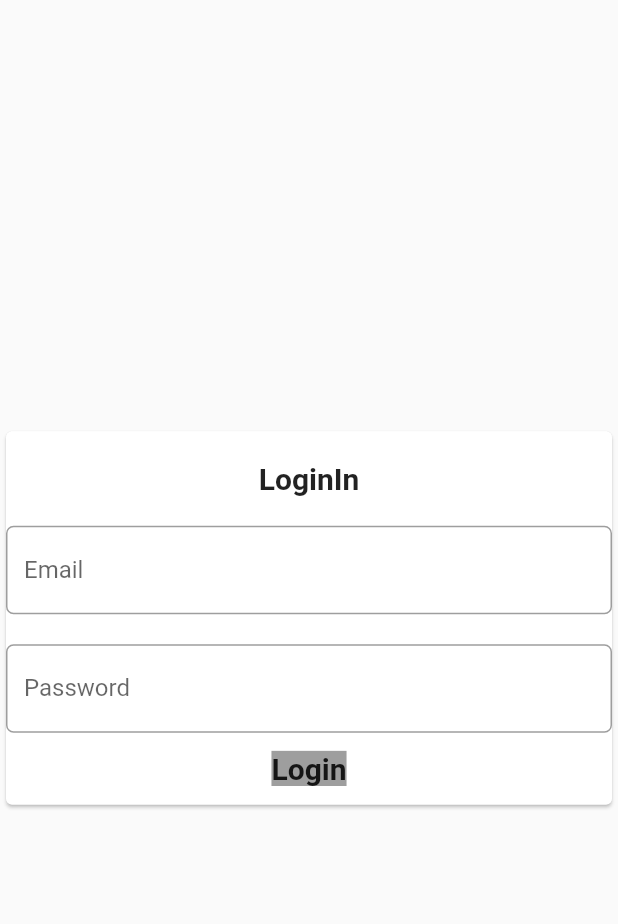
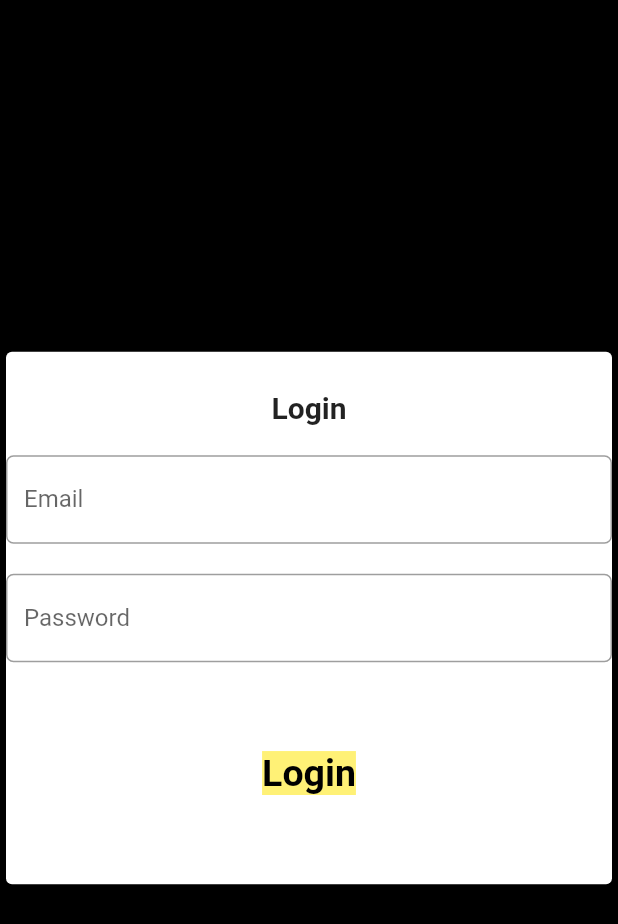
Before and after one commit to Emad-Sayed/BelDoor_TestDemo_Flutter, a Flutter app: the screen it shows after launch, on a phone screen of 412 x 824 dp. Shown: the top 924 px of the screen. Run offline on Flutter 3.47's test engine with Material 2 defaults, Android fonts, the phone set to English and light mode, and no system bars; our stand-ins replace flutter_spinkit.

```diff
--- a/lib/common/httpManager.dart
+++ b/lib/common/httpManager.dart
@@ -10,6 +10,8 @@ class HttpManager {
 
   }
   static postRequest(String target,Map body) async {
+    print(target);
+    print(body);
     return await post(
         url + target, body: jsonEncode(body),
         headers: headers);
--- a/lib/pages/login.dart
+++ b/lib/pages/login.dart
@@ -1,5 +1,7 @@
 import 'package:flutter/material.dart';
-import 'package:beldoor/pages/loading.dart';
+import 'package:beldoor/common/httpManager.dart';
+import 'package:http/http.dart';
+import 'package:flutter_spinkit/flutter_spinkit.dart';
 
 class Login extends StatefulWidget {
   @override
@@ -7,21 +9,38 @@ class Login extends StatefulWidget {
 }
 
 class _LoginState extends State<Login> {
+  bool isLoading = false;
+  bool error = false;
   var formKey = GlobalKey<FormState>();
-  Map formData={};
-  login(){
+  Map formData = {};
+
+  login() async {
     formKey.currentState.save();
-    Navigator.pushReplacementNamed(context, '/loading',arguments: {
-      'requestType':'post',
-      'requestTarget':'auth',
-      'successRoute':'/home',
-      'failureRoute':'/',
-      'data':formData,
+    setState(() {
+      isLoading = true;
     });
+    Response response = await HttpManager.postRequest('auth', this.formData);
+    setState(() {
+      isLoading = false;
+    });
+    if (response.statusCode == 200)
+      Navigator.pushReplacementNamed(context, '/home');
+    else {
+      setState(() {
+        error = true;
+      });
+      Future.delayed(
+          Duration(seconds: 5),
+          () => setState(() {
+                error = false;
+              }));
+    }
   }
+
   @override
   Widget build(BuildContext context) {
     return Scaffold(
+      backgroundColor: Colors.black,
         body: Form(
             key: formKey,
             child: Column(
@@ -29,17 +48,24 @@ class _LoginState extends State<Login> {
                 crossAxisAlignment: CrossAxisAlignment.start,
                 children: <Widget>[
                   Card(
+                    color: Colors.grey[420],
                     clipBehavior: Clip.antiAlias,
                     child: Column(
                       children: <Widget>[
-                        SizedBox(height: 20),
-                        Text("LoginIn",
-                            style:
-                            TextStyle(fontSize: 20, fontWeight: FontWeight.bold)),
+                        error ? Text("Email Or Password Invalid",
+                                style: TextStyle(
+                                    fontSize: 20,
+                                    fontWeight: FontWeight.bold,
+                                    color: Colors.red))
+                            : Text(""),
+                        SizedBox(height: 10),
+                        Text("Login",
+                            style: TextStyle(
+                                fontSize: 20, fontWeight: FontWeight.bold)),
                         SizedBox(height: 20),
                         TextFormField(
                           textInputAction: TextInputAction.next,
-                          onSaved: (str)=> formData['username']=str,
+                          onSaved: (str) => formData['username'] = str,
                           // The validator receives the text that the user has entered.
                           validator: (value) {
                             if (value.isEmpty) {
@@ -55,7 +81,7 @@ class _LoginState extends State<Login> {
                         SizedBox(height: 20),
                         TextFormField(
                           textInputAction: TextInputAction.done,
-                          onSaved: (str)=> formData['password']=str,
+                          onSaved: (str) => formData['password'] = str,
                           // The validator receives the text that the user has entered.
                           validator: (value) {
                             if (value.isEmpty) {
@@ -68,21 +94,24 @@ class _LoginState extends State<Login> {
                               border: OutlineInputBorder(
                                   borderRadius: BorderRadius.circular(5.0))),
                         ),
+                        SizedBox(height: 50),
                         Center(
-                            child: FlatButton(
-                                onPressed: () {
-                                  if(formKey.currentState.validate()){
-                                    login();
-                                  }
-                                },
-                                child: Text(
-                                  "Login",
-                                  style: TextStyle(
-                                    backgroundColor: Colors.grey[500],
-                                    fontWeight: FontWeight.bold,
-                                    fontSize: 20,
-                                  ),
-                                )))
+                          child: !isLoading ? FlatButton(
+                                  onPressed: () {if (formKey.currentState.validate()) {login();}},
+                                  child: Text(
+                                    "Login",
+                                    style: TextStyle(
+                                      color: Colors.black,
+                                      backgroundColor: Colors.yellow[300],
+                                      fontWeight: FontWeight.bold,
+                                      fontSize: 25,
+                                    ),
+                                  )) : SpinKitDoubleBounce(
+                                  color: Colors.grey,
+                                  size: 50.0,
+                                ),
+                        ),
+                        SizedBox(height: 50),
                       ],
                     ),
                   ),
```
Also changed, not shown: lib/pages/loading.dart (+1 -16 lines).
